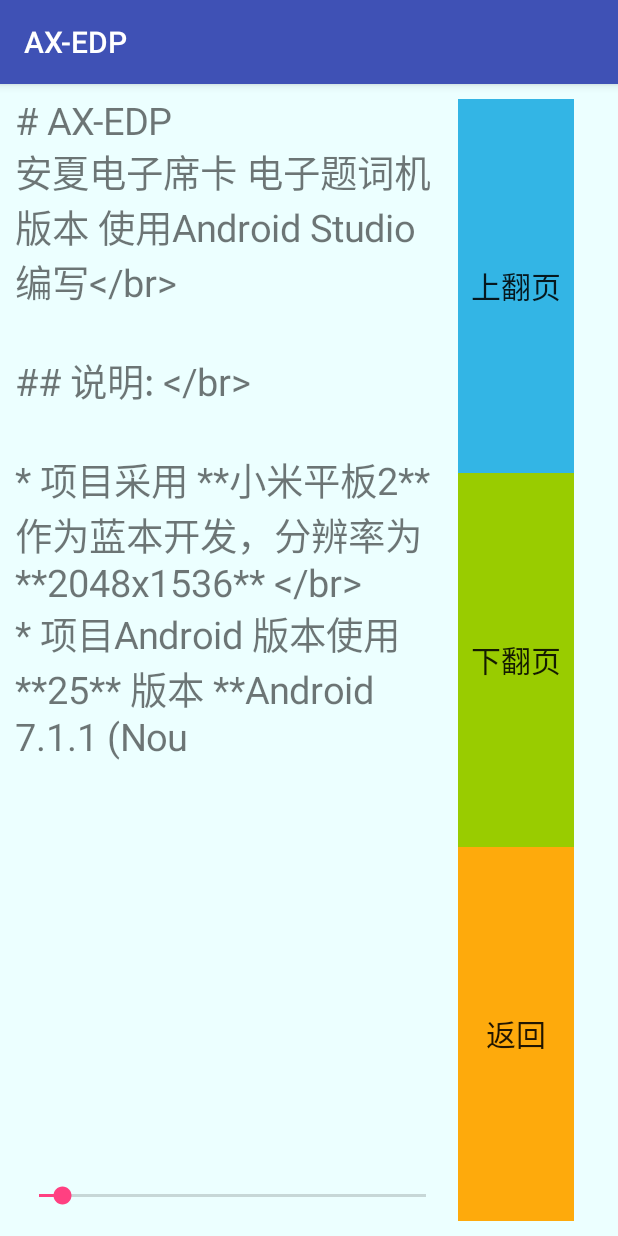
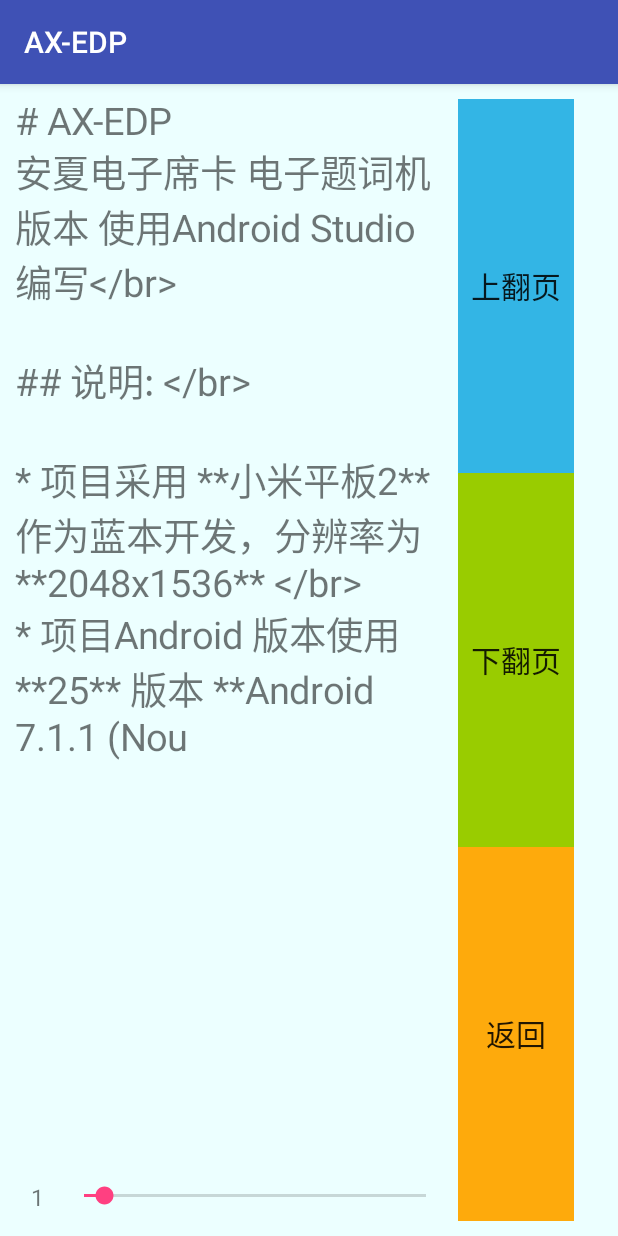
Before and after one commit to LeoLiu8023AmyLu/AX-EDP, an Android app: the fragment MainPreView shown on its own in the app's theme, after a tap on "上翻页", on a phone screen of 412 x 824 dp. Run offline under Robolectric (Android 15) with nearby library versions, the phone set to English and light mode, and no system bars; 1 other tap on this screen came first.

Commit message:
主显示界面增加页面数

```diff
--- a/app/src/main/java/com/leoliu/anshare/ax_edp/MainPreView.java
+++ b/app/src/main/java/com/leoliu/anshare/ax_edp/MainPreView.java
@@ -49,7 +49,7 @@ public class MainPreView extends Fragment {
             Main_string = TxtReader.getString(inputStream, "UTF-8");
         }
         else {
-            Toast.makeText(getActivity(), "文件地址:\n" + Txt_File_Path + " Get", Toast.LENGTH_SHORT).show();
+            Toast.makeText(getActivity(), "文件: " + Txt_File_Path + " 已读取", Toast.LENGTH_SHORT).show();
             Main_string = TxtReader.getString(Txt_File_Path);
         }
         //File TxtFile = new File("Leo.txt");
@@ -71,6 +71,8 @@ public class MainPreView extends Fragment {
          */
         //页面控制
         final SeekBar F_text_SeekBar = (SeekBar) rootView.findViewById(R.id.MainPreView_SeekBar);
+        final TextView F_Page=(TextView) rootView.findViewById(R.id.MainPreView_Page);
+        F_Page.setText(""+Text_Page+"");
         F_text_SeekBar.setMax(Text_Page_Max);
         F_text_SeekBar.setProgress(1);
         Button F_text_Up = (Button) rootView.findViewById(R.id.F_text_Up);
@@ -91,7 +93,8 @@ public class MainPreView extends Fragment {
                     }
                 }
                 F_text_SeekBar.setProgress(Text_Page);
-                Toast.makeText(getActivity(), "向上翻页 Page:" + Text_Page + "", Toast.LENGTH_SHORT).show();
+                F_Page.setText(""+Text_Page+"");
+                //Toast.makeText(getActivity(), "向上翻页 Page:" + Text_Page + "", Toast.LENGTH_SHORT).show();
             }
         });
         Button F_text_Down = (Button) rootView.findViewById(R.id.F_text_Down);
@@ -107,7 +110,8 @@ public class MainPreView extends Fragment {
                     PreView_Text.setText(Main_string.substring(Page_Text_Num * (Text_Page - 1), Main_string.length()));
                 }
                 F_text_SeekBar.setProgress(Text_Page);
-                Toast.makeText(getActivity(), "向下翻页 Page:" + Text_Page + "", Toast.LENGTH_SHORT).show();
+                F_Page.setText(""+Text_Page+"");
+                //Toast.makeText(getActivity(), "向下翻页 Page:" + Text_Page + "", Toast.LENGTH_SHORT).show();
             }
         });
         // 返回上一页面
@@ -146,6 +150,7 @@ public class MainPreView extends Fragment {
                             PreView_Text.setText(Main_string.substring(Page_Text_Num * (Text_Page - 1), Main_string.length()));
                         }
                     }
+                    F_Page.setText(""+Text_Page+"");
                 }
                 System.out.println("--> SeekBar 进度" + Text_Page + "");
             }
@@ -156,7 +161,7 @@ public class MainPreView extends Fragment {
 
             @Override
             public void onStopTrackingTouch(SeekBar seekBar) {
-                Toast.makeText(getActivity(), "滚动条定位 Page:" + Text_Page + "", Toast.LENGTH_SHORT).show();
+                //Toast.makeText(getActivity(), "滚动条定位 Page:" + Text_Page + "", Toast.LENGTH_SHORT).show();
             }
         });
         return rootView;
--- a/app/src/main/res/layout/main_preview.xml
+++ b/app/src/main/res/layout/main_preview.xml
@@ -50,12 +50,34 @@
                     android:textSize="30sp"
                     android:ems="10" />
 
-                <SeekBar
-                    android:id="@+id/MainPreView_SeekBar"
+                <LinearLayout
                     android:layout_width="match_parent"
                     android:layout_height="20dp"
+                    android:layout_weight="0.05"
                     android:layout_gravity="bottom"
-                    android:layout_weight="0.05" />
+                    android:orientation="horizontal">
+
+                    <TextView
+                        android:id="@+id/MainPreView_Page"
+                        android:layout_width="30dp"
+                        android:layout_height="match_parent"
+                        android:layout_alignParentEnd="true"
+                        android:layout_alignParentRight="true"
+                        android:layout_centerVertical="true"
+                        android:text="Page"
+                        android:layout_gravity="center"
+                        android:textAlignment="center"
+                        android:layout_weight="0.01"
+                        android:textSize="15sp"
+                        android:ems="10" />
+
+                    <SeekBar
+                        android:id="@+id/MainPreView_SeekBar"
+                        android:layout_width="wrap_content"
+                        android:layout_height="match_parent"
+                        android:layout_gravity="center"
+                        android:layout_weight="9" />
+                </LinearLayout>
 
             </LinearLayout>
 
```
